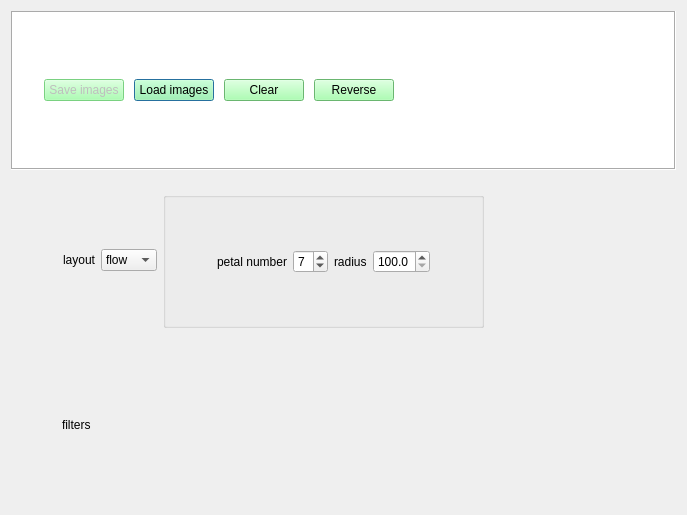
Before: the Qt Designer form forms/MainWindow.ui in czimbortibor/Large-annotated-image-collection-management, drawn with Qt 5.
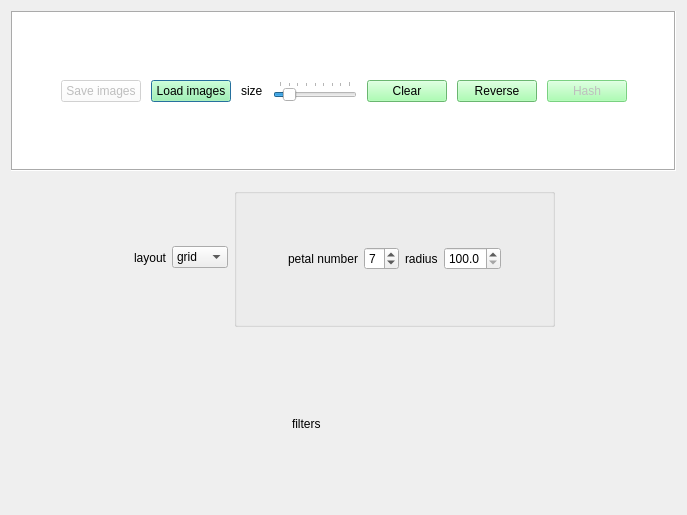
After: the same form once the commit is applied. Icons and pictures are not drawn.

```diff
--- a/forms/MainWindow.ui
+++ b/forms/MainWindow.ui
@@ -17,7 +17,7 @@
    <string notr="true"/>
   </property>
   <widget class="QWidget" name="centralWidget">
-   <layout class="QVBoxLayout" name="verticalLayout" stretch="0,0,0,0">
+   <layout class="QVBoxLayout" name="verticalLayout" stretch="0,0,0">
     <item>
      <widget class="QFrame" name="frame_controls">
       <property name="sizePolicy">
@@ -35,7 +35,7 @@
       <property name="frameShadow">
        <enum>QFrame::Sunken</enum>
       </property>
-      <layout class="QHBoxLayout" name="horizontalLayout_2" stretch="0,0,0,0,0,0">
+      <layout class="QHBoxLayout" name="horizontalLayout_2" stretch="0,0,0,0,0,0,0,0,0">
        <property name="spacing">
         <number>10</number>
        </property>
@@ -45,7 +45,7 @@
           <enum>Qt::Horizontal</enum>
          </property>
          <property name="sizeType">
-          <enum>QSizePolicy::Fixed</enum>
+          <enum>QSizePolicy::Expanding</enum>
          </property>
          <property name="sizeHint" stdset="0">
           <size>
@@ -61,7 +61,7 @@
           <bool>false</bool>
          </property>
          <property name="styleSheet">
-          <string notr="true">background-color: rgb(148, 255, 157);</string>
+          <string notr="true"/>
          </property>
          <property name="text">
           <string>Save images</string>
@@ -81,6 +81,50 @@
          </property>
         </widget>
        </item>
+       <item>
+        <widget class="QLabel" name="lbl_size">
+         <property name="text">
+          <string>size</string>
+         </property>
+         <property name="wordWrap">
+          <bool>true</bool>
+         </property>
+        </widget>
+       </item>
+       <item>
+        <widget class="QSlider" name="slider_imgSize">
+         <property name="minimum">
+          <number>40</number>
+         </property>
+         <property name="maximum">
+          <number>200</number>
+         </property>
+         <property name="singleStep">
+          <number>20</number>
+         </property>
+         <property name="pageStep">
+          <number>20</number>
+         </property>
+         <property name="value">
+          <number>60</number>
+         </property>
+         <property name="orientation">
+          <enum>Qt::Horizontal</enum>
+         </property>
+         <property name="invertedAppearance">
+          <bool>false</bool>
+         </property>
+         <property name="invertedControls">
+          <bool>false</bool>
+         </property>
+         <property name="tickPosition">
+          <enum>QSlider::TicksAbove</enum>
+         </property>
+         <property name="tickInterval">
+          <number>20</number>
+         </property>
+        </widget>
+       </item>
        <item>
         <widget class="QPushButton" name="btn_clear">
          <property name="styleSheet">
@@ -101,6 +145,19 @@
          </property>
         </widget>
        </item>
+       <item>
+        <widget class="QPushButton" name="btn_hash">
+         <property name="enabled">
+          <bool>false</bool>
+         </property>
+         <property name="styleSheet">
+          <string notr="true">background-color: rgb(148, 255, 157);</string>
+         </property>
+         <property name="text">
+          <string>Hash</string>
+         </property>
+        </widget>
+       </item>
        <item>
         <spacer name="horizontalSpacer_right">
          <property name="orientation">
@@ -117,22 +174,6 @@
       </layout>
      </widget>
     </item>
-    <item>
-     <spacer name="verticalSpacer">
-      <property name="orientation">
-       <enum>Qt::Vertical</enum>
-      </property>
-      <property name="sizeType">
-       <enum>QSizePolicy::Preferred</enum>
-      </property>
-      <property name="sizeHint" stdset="0">
-       <size>
-        <width>10</width>
-        <height>5</height>
-       </size>
-      </property>
-     </spacer>
-    </item>
     <item>
      <widget class="QFrame" name="frame_layouts">
       <property name="layoutDirection">
@@ -151,7 +192,7 @@
           <enum>Qt::Horizontal</enum>
          </property>
          <property name="sizeType">
-          <enum>QSizePolicy::Fixed</enum>
+          <enum>QSizePolicy::Expanding</enum>
          </property>
          <property name="sizeHint" stdset="0">
           <size>
@@ -176,9 +217,12 @@
        </item>
        <item>
         <widget class="QComboBox" name="comboBox_layout">
+         <property name="styleSheet">
+          <string notr="true"/>
+         </property>
          <item>
           <property name="text">
-           <string>flow</string>
+           <string>grid</string>
           </property>
           <property name="icon">
            <iconset resource="../resources.qrc">
@@ -323,7 +367,7 @@
           <enum>Qt::Horizontal</enum>
          </property>
          <property name="sizeType">
-          <enum>QSizePolicy::Fixed</enum>
+          <enum>QSizePolicy::Expanding</enum>
          </property>
          <property name="sizeHint" stdset="0">
           <size>
```
